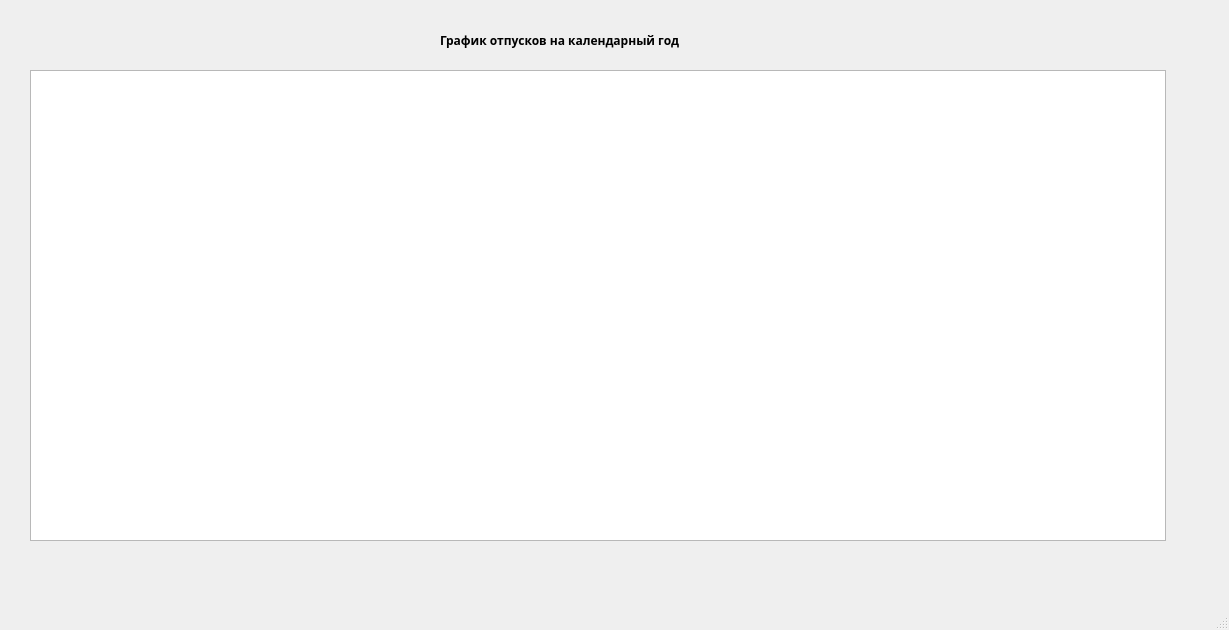
This is VacationCalendar/mainwindow.ui in Dmitriy-M1319/VacationCalendar as Qt 5 draws it before an edit. The edited form follows.
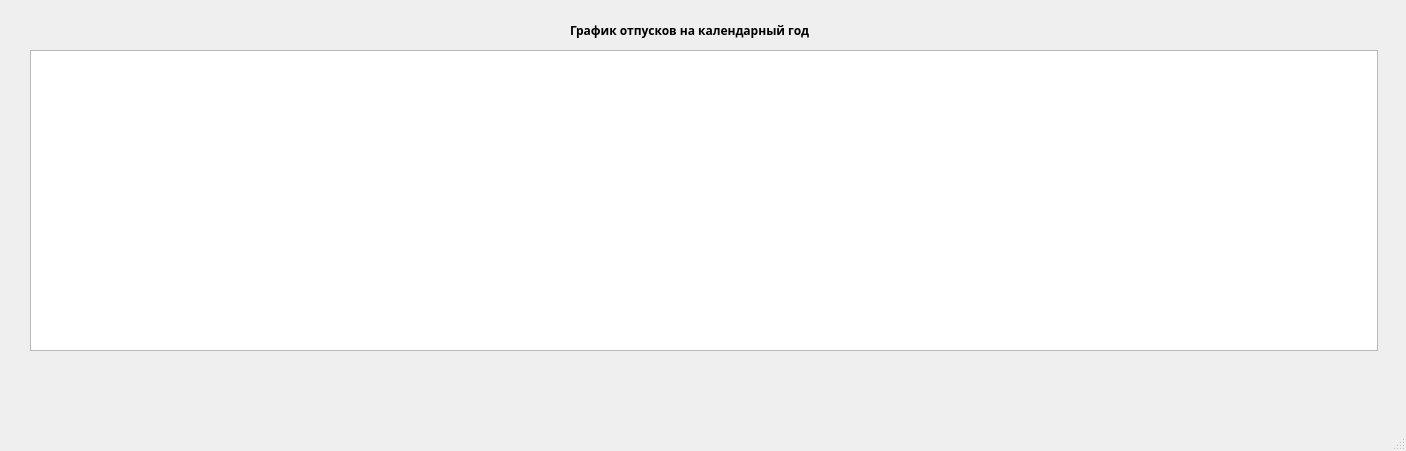
This is the edited form.

Commit message: create base form for diagramm

Diff of the .ui file:
```diff
--- a/VacationCalendar/mainwindow.ui
+++ b/VacationCalendar/mainwindow.ui
@@ -6,32 +6,19 @@
    <rect>
     <x>0</x>
     <y>0</y>
-    <width>1229</width>
-    <height>630</height>
+    <width>1406</width>
+    <height>451</height>
    </rect>
   </property>
   <property name="windowTitle">
    <string>MainWindow</string>
   </property>
   <widget class="QWidget" name="centralwidget">
-   <widget class="QTableWidget" name="vacations_table">
-    <property name="geometry">
-     <rect>
-      <x>30</x>
-      <y>70</y>
-      <width>1136</width>
-      <height>471</height>
-     </rect>
-    </property>
-    <attribute name="horizontalHeaderDefaultSectionSize">
-     <number>93</number>
-    </attribute>
-   </widget>
    <widget class="QLabel" name="label">
     <property name="geometry">
      <rect>
-      <x>440</x>
-      <y>30</y>
+      <x>570</x>
+      <y>20</y>
       <width>331</width>
       <height>20</height>
      </rect>
@@ -47,6 +34,38 @@
      <string>График отпусков на календарный год</string>
     </property>
    </widget>
+   <widget class="QGraphicsView" name="graphicsView">
+    <property name="geometry">
+     <rect>
+      <x>30</x>
+      <y>50</y>
+      <width>1348</width>
+      <height>301</height>
+     </rect>
+    </property>
+    <property name="sceneRect">
+     <rectf>
+      <x>0.000000000000000</x>
+      <y>0.000000000000000</y>
+      <width>1344.000000000000000</width>
+      <height>290.000000000000000</height>
+     </rectf>
+    </property>
+    <property name="alignment">
+     <set>Qt::AlignCenter</set>
+    </property>
+   </widget>
+   <widget class="QWidget" name="horizontalLayoutWidget">
+    <property name="geometry">
+     <rect>
+      <x>280</x>
+      <y>350</y>
+      <width>1101</width>
+      <height>31</height>
+     </rect>
+    </property>
+    <layout class="QHBoxLayout" name="monthsLayout"/>
+   </widget>
   </widget>
   <widget class="QMenuBar" name="menubar">
    <property name="geometry">
```
Left out of the diff: 2 changed lines with no effect on the pictures. The commit also changes 5 other files.
